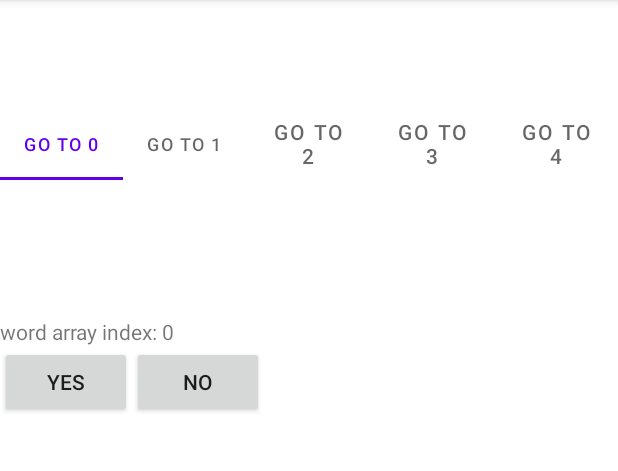
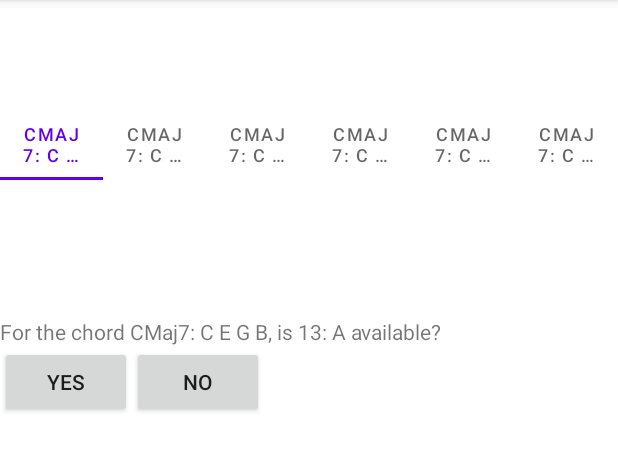
Before and after one commit to Raccoon15834/WordSwiper, an Android app: the screen it shows after launch (MainActivity), on a phone screen of 412 x 824 dp, the part 84-555 px from its top. Run offline under Robolectric (Android 15) with nearby library versions, the light colour scheme and no system bars.

Commit message:
set Chords, animation research

```diff
--- a/app/src/main/java/das/anusha/wordswiper/Chord.java
+++ b/app/src/main/java/das/anusha/wordswiper/Chord.java
@@ -2,10 +2,36 @@ package das.anusha.wordswiper;
 
 public class Chord {
     int[] available;
+    String[] extensions;
     int sound;
     String base;
+    int myPos;
     //will play sound, and show check or x on buttons
-    public Chord(String base){
+    public Chord(String base,  String[] extensions, int myPos){
+        this.extensions = extensions;
+        this.base = base;
+        this.myPos = myPos;
+    }
+    public void setAvailable(int[] exts){
+        available = exts;
+    }
+    public String getBase() {
+        return base;
+    }
+    public int getRandomExt(){
+        return (int)(Math.random()*extensions.length);
+    }
+    public String getExtString(int indx){
+        return extensions[indx];
+    }
+    public boolean isAvailable(int indx){
+        for(int i: available)
+            if (i==indx) return true;
+        return false;
+    }
+    public int getMyPos() {
+        return myPos;
+    }
 
-    }
+
 }
--- a/app/src/main/java/das/anusha/wordswiper/MainActivity.java
+++ b/app/src/main/java/das/anusha/wordswiper/MainActivity.java
@@ -16,23 +16,27 @@ public class MainActivity extends AppCompatActivity {
     TabLayout myBar;
     ViewPager2 swipeScrn;
     RecyclerView.Adapter myFragAdater;
-    int NUMSCRNS = 5;
+    Chord[] myChords;
     @Override
     protected void onCreate(Bundle savedInstanceState) {
         super.onCreate(savedInstanceState);
         setContentView(R.layout.activity_main);
 
+        //set up chord identities
+        String[] chordBases = getResources().getStringArray(R.array.chordbases);
+        String[] extensions = getResources().getStringArray(R.array.extensions);
+        myChords=  new Chord[chordBases.length];
+        for(int i=0; i<myChords.length; i++)
+            myChords[i] = new Chord(chordBases[i], extensions, i);
+        setUpChords(myChords);
+
         myBar = findViewById(R.id.fragPicker);
         swipeScrn = findViewById(R.id.swipeContainer);
 
+        //CREATE ADAPTER CLASS to create fragments
         //pass yourself so adaptor attaches to thiss activity
         myFragAdater = new MyFragAdapter(this);
         swipeScrn.setAdapter(myFragAdater);
-        //set up chord identities
-        String[] chordBases = getResources().getStringArray(R.array.chordbases);
-        Chord[] myChords=  new Chord[chordBases.length];
-        for(int i=0; i<myChords.length; i++)
-            myChords[i] = new Chord(chordBases[i]);
     }
 
     private class MyFragAdapter extends FragmentStateAdapter {
@@ -42,21 +46,31 @@ public class MainActivity extends AppCompatActivity {
 
         @NonNull
         @Override
+        //MAKE OWN CLASS to instantiate fragment in viewpager
         public Fragment createFragment(int position) {
-            return MainFragment.newInstance(swipeScrn, position);//sends in this frags pos
+            return MainFragment.newInstance(swipeScrn, myChords[position]);//sends in fragment
         }
 
         @Override
         public int getItemCount() {
-            return NUMSCRNS;//how many screens
+            return myChords.length;//how many screens
         }
+    }
+
+    public void setUpChords(Chord[] chords){
+        chords[0].setAvailable(new int[]{1, 3, 5});//CMaj7
+        chords[1].setAvailable(new int[]{1, 2, 5});//Cm7
+        chords[2].setAvailable(new int[]{1, 2, 4});//aug
+        chords[3].setAvailable(new int[]{1, 2, 5});//CmMaj7
+        chords[4].setAvailable(new int[]{1, 3});//CMaj+7
+        chords[5].setAvailable(new int[]{1, 2, 4, 6});//dim
     }
 }
 
-//view pagerAdapter or FragmentPagerAdapter??? How do you cycle through fragments??
-//add color TODO
+//TODO color, polish activity main layout, icon,
+// TODO cycle fragments, every time fragment reloaded diff question
+//TODO fix tab names
 //Shift + F6 -- refactor all of that var name!!!
-//Video 31 out of 34
 
 //submit P3L06aDasAnushaViewPager2.apk, video, all java and xml
 //embellish with sound, diff word swipe. P3L06bDasAnushaViewPager2.apk and video
--- a/app/src/main/java/das/anusha/wordswiper/MainFragment.java
+++ b/app/src/main/java/das/anusha/wordswiper/MainFragment.java
@@ -2,7 +2,6 @@ package das.anusha.wordswiper;
 
 import android.os.Bundle;
 import android.view.LayoutInflater;
-import android.view.TextureView;
 import android.view.View;
 import android.view.ViewGroup;
 import android.widget.Button;
@@ -10,6 +9,7 @@ import android.widget.TextView;
 
 import androidx.annotation.NonNull;
 import androidx.annotation.Nullable;
+import androidx.appcompat.widget.AppCompatButton;
 import androidx.fragment.app.Fragment;
 import androidx.viewpager2.widget.ViewPager2;
 
@@ -18,12 +18,12 @@ import com.google.android.material.tabs.TabLayoutMediator;
 
 public class MainFragment extends Fragment {
     ViewPager2 parentScrn;
-    int position;
+    Chord scrnChord;
     //static method can create itself
-    public static Fragment newInstance(ViewPager2 parentScrn, int pos){
+    public static Fragment newInstance(ViewPager2 parentScrn, Chord pos){
         MainFragment fragment = new MainFragment();//uses super constructor calls overrided methods
         fragment.parentScrn = parentScrn;
-        fragment.position = pos;
+        fragment.scrnChord = pos;
         return fragment;
     }
 
@@ -36,16 +36,29 @@ public class MainFragment extends Fragment {
 
     @Override
     public void onViewCreated(@NonNull View view, @Nullable Bundle savedInstanceState) {
-        //TabLayout bar =
-        //fragment can set values of parent activity (new activities send info back and forth through bundles)
         super.onViewCreated(view, savedInstanceState);
-        //access text
+        //access text, and buttons
         TextView wordTxt = view.findViewById(R.id.words);
-        wordTxt.setText("word array index: "+ position);
-        //can access parent activity layout
+        int randExtIndx = scrnChord.getRandomExt();
+        String txtViewTxt = "For the chord "+ scrnChord.getBase() + ", is " + scrnChord.getExtString(randExtIndx) + " available?";
+        wordTxt.setText(txtViewTxt);
+        AppCompatButton yesBtn = view.findViewById(R.id.myBtn1);
+        AppCompatButton noBtn = view.findViewById(R.id.myBtn2);
+
+        //can access parent activity layout (no need for activity bundles)
         TabLayout fragBar = getActivity().findViewById(R.id.fragPicker);
-        //connects tabs to viewpager called parent scrn
-        new TabLayoutMediator(fragBar, parentScrn, (tab, position1) -> tab.setText("Go to " + position1)).attach();
+        //ADD ALL TABS as frags created from adapter
+        //TODO change position1? to myPos mabe?
+        new TabLayoutMediator(fragBar, parentScrn, (tab, position1) -> tab.setText(scrnChord.getBase())).attach();
     }
 
+    //TODO onClick buttons. bitmap animation
+    //add animations to bitmap, ui movement, layout changes, between activities
+        //developer.android.com/training/animation/overview
+        //define  original shape: GROUP of  PATH values (vector)-drawable folder
+            //search up vector attribute possibilites
+        //target those paths or whole group and set their animation (animated-vector)-drawable folder
+        //specify time location etc(objectAnimator or set-objectAnimator)
+            //call in java using ObjectAnimator or AnimatorSet
+
 }
--- a/app/src/main/res/values/strings.xml
+++ b/app/src/main/res/values/strings.xml
@@ -4,7 +4,7 @@
     <string name="yes">yes</string>
     <string name="title">Chord Extensions</string>
     <string name="directions">Is the following note, an available chord tension?
-        They are all C chords in context. (Don't include if already part of chord)</string>
+        They are all C chords in context. (Don\'t include if already part of chord)</string>
     <string name="explanation">Four Notes create the chord tone. Like dominant, diminished, augmented, etc.
     Then you can add 9ths, 11ths and 13ths as tensions. The 11 may sometimes be sharp, and the </string>
     <string-array name="chordbases">
```
